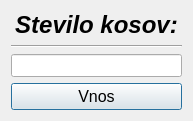
Before: the Qt Designer form numofitems.ui in MaxMaxy/racun, drawn with Qt 5.
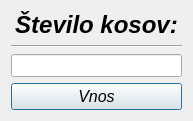
After: the same form once the commit is applied.

The edit to the form file:
```diff
--- a/numofitems.ui
+++ b/numofitems.ui
@@ -7,7 +7,7 @@
     <x>0</x>
     <y>0</y>
     <width>193</width>
-    <height>114</height>
+    <height>121</height>
    </rect>
   </property>
   <property name="windowTitle">
@@ -28,7 +28,7 @@
         </font>
        </property>
        <property name="text">
-        <string>Stevilo kosov:</string>
+        <string>Število kosov:</string>
        </property>
        <property name="alignment">
         <set>Qt::AlignCenter</set>
@@ -65,6 +65,7 @@
         <font>
          <family>MS Sans Serif</family>
          <pointsize>12</pointsize>
+         <italic>true</italic>
         </font>
        </property>
        <property name="text">
```
Left out of the diff: 8 changed lines with no effect on the pictures.
